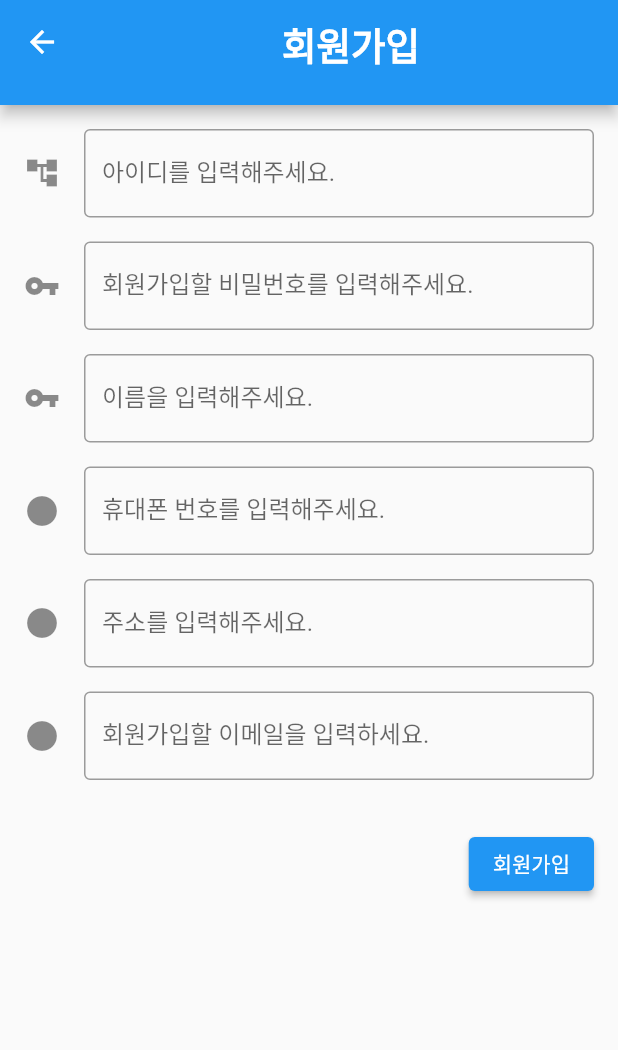
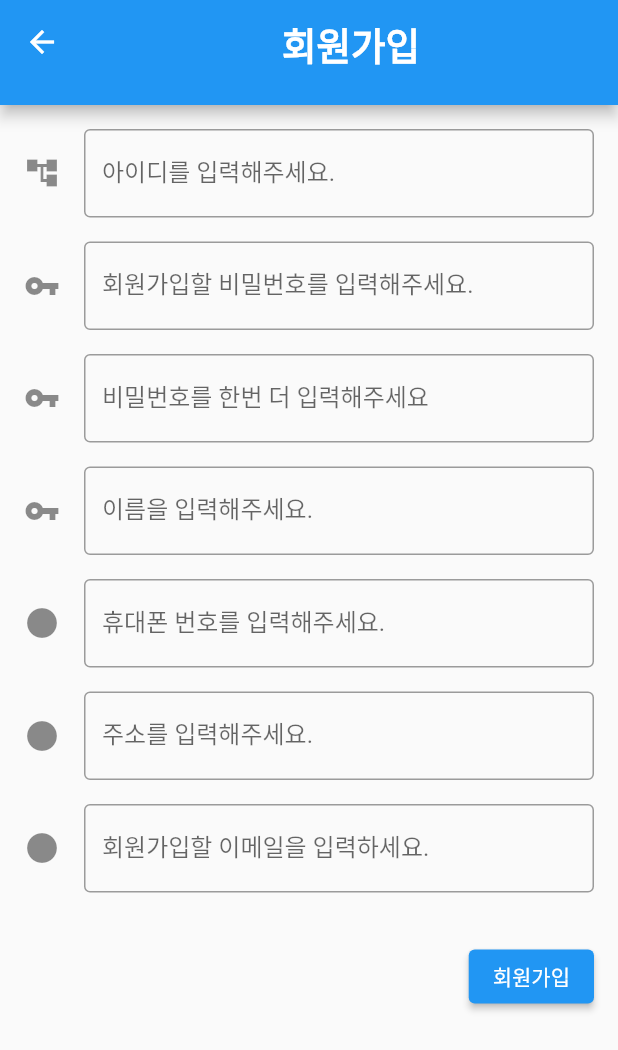
Before and after one commit to thunderbloom/project_flutter_ios, a Flutter app: the Sign_up screen opened directly, on a phone screen of 412 x 824 dp. Shown: the top 1050 px of the screen. Run offline on Flutter 3.47's test engine with Material 2 defaults, Android fonts, the phone set to English and light mode, and no system bars; our stand-ins replace flutter_secure_storage; missing offline and left inert: mysql1, mysql_client; accounts and stored records are empty; Roboto replaces fonts that are missing (Nanum Barumpen).

```diff
--- a/lib/pages/sign_up.dart
+++ b/lib/pages/sign_up.dart
@@ -131,21 +131,24 @@ class _Sign_upState extends State<Sign_up> {
                 height: 16.0,
               ),
 
-              // TextFormField(
-              //   obscureText: true,
-              //   decoration: InputDecoration(
-              //     icon: Icon(Icons.vpn_key),
-              //     labelText: "비밀번호를 한번 더 입력해주세요",
-              //     border: OutlineInputBorder(),
-              //     hintText: 'password'
-              //   ),
-              //   validator: (password) {
-              //     if (password != passwordController) {
-              //       return "비밀번호가 일치하지 않습니다.";
-              //     }
-              //     return null;
-              //   },
-              // ),
+              TextFormField(
+                obscureText: true,
+                decoration: InputDecoration(
+                  icon: Icon(Icons.vpn_key),
+                  labelText: "비밀번호를 한번 더 입력해주세요",
+                  border: OutlineInputBorder(),
+                  hintText: 'password'
+                ),
+                validator: (password) {
+                  if (password != passwordController.text) {
+                    return "비밀번호가 일치하지 않습니다.";
+                  }
+                  return null;
+                },
+              ),
+              SizedBox(
+                height: 16.0,
+              ),
 
               TextFormField(
                 controller: nameController, // name
```
Also changed, not shown: lib/pages/login_page.dart (+20 -2 lines).
